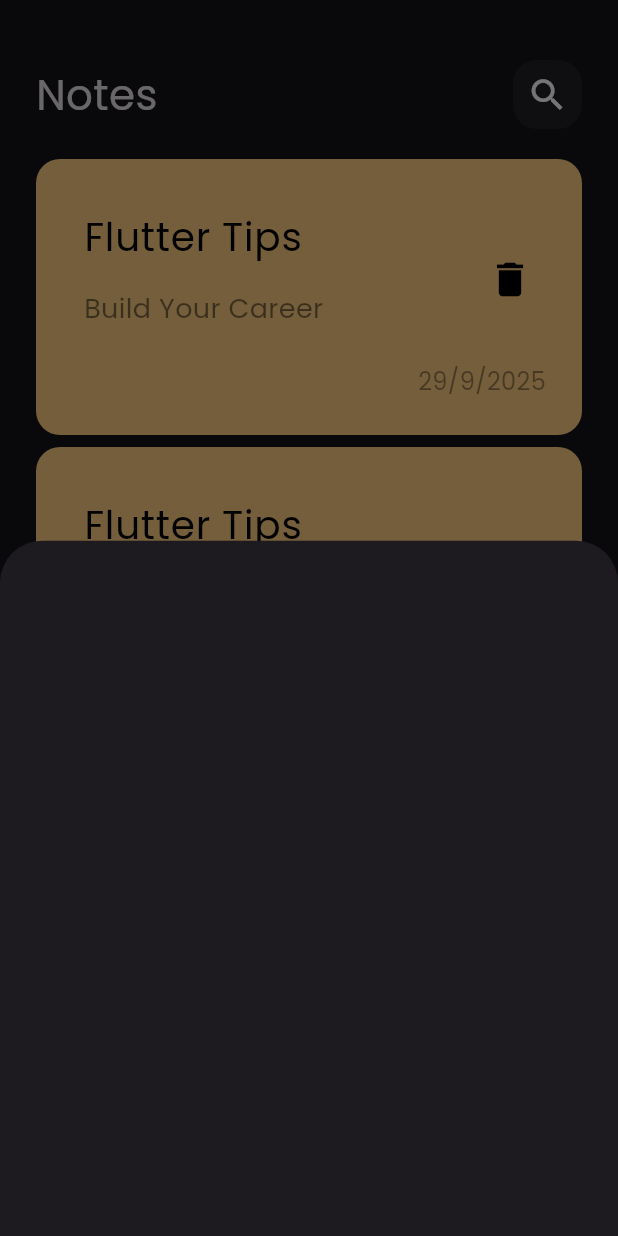
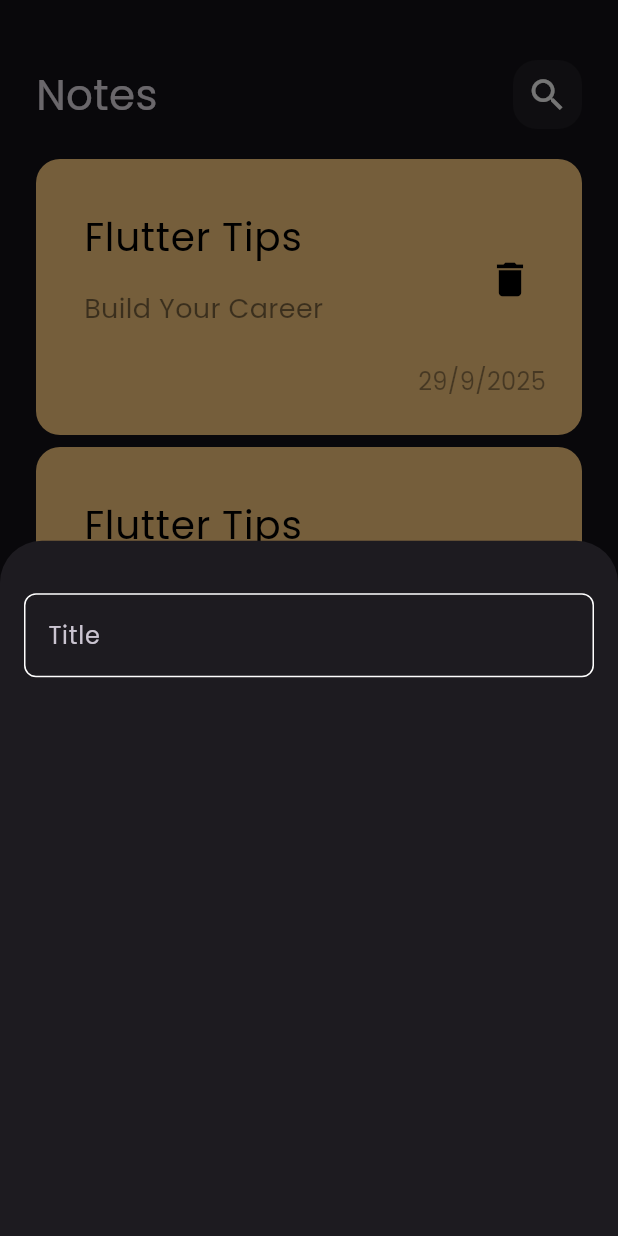
Before and after one commit to yasmin401/Notes_App, a Flutter app: the screen it shows after launch, after a tap on the "add" icon, on a phone screen of 412 x 824 dp. Run offline on Flutter 3.47's test engine with Material 3 defaults, Android fonts, the phone set to English and light mode, and no system bars.

Commit message:
Create custom text field and add constant file

```diff
--- /dev/null
+++ b/lib/constants.dart
@@ -0,0 +1,3 @@
+import 'package:flutter/widgets.dart';
+
+const Color kprimaryColor = Color(0xff62FCD7);
--- /dev/null
+++ b/lib/widgets/custom_text_field.dart
@@ -0,0 +1,31 @@
+import 'package:flutter/material.dart';
+import 'package:notes_app/constants.dart';
+
+class CustomTextField extends StatelessWidget {
+  const CustomTextField({super.key, this.hint});
+
+  final String? hint;
+  @override
+  Widget build(BuildContext context) {
+    return Padding(
+      padding: const EdgeInsets.symmetric(horizontal: 16),
+      child: TextField(
+        cursorColor: kprimaryColor,
+
+        decoration: InputDecoration(
+          hintText: hint,
+          border: buildBorder(),
+          enabledBorder: buildBorder(),
+          focusedBorder: buildBorder(kprimaryColor),
+        ),
+      ),
+    );
+  }
+
+  OutlineInputBorder buildBorder([color]) {
+    return OutlineInputBorder(
+      borderRadius: BorderRadius.circular(8),
+      borderSide: BorderSide(color: color ?? Colors.white),
+    );
+  }
+}
--- a/lib/widgets/note_bottom_sheet.dart
+++ b/lib/widgets/note_bottom_sheet.dart
@@ -1,10 +1,11 @@
 import 'package:flutter/material.dart';
+import 'package:notes_app/widgets/custom_text_field.dart';
 
 class NoteBottomSheet extends StatelessWidget {
   const NoteBottomSheet({super.key});
 
   @override
   Widget build(BuildContext context) {
-    return Container();
+    return Column(children: [SizedBox(height: 35), CustomTextField(hint: 'Title',)]);
   }
 }
```
